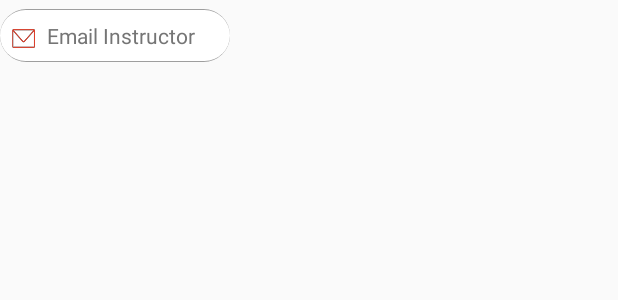
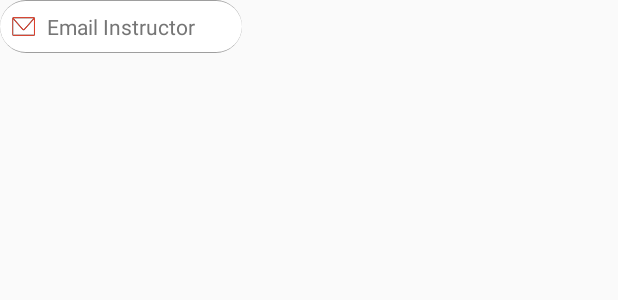
Before and after one commit to ryrency/CMPE277-Team-Zen-ChatBOT, an Android app: the layout suggestion_content_layout.xml on its own in the app's theme, with its tools: preview values and no code run, on a phone screen of 412 x 824 dp. Shown: the top 300 px of the screen. Run offline under Robolectric (Android 15) with nearby library versions, the phone set to English and light mode, and no system bars; network calls fail.

Commit message:
fixed gap between suggestion items , edit filter To Suggestion

```diff
--- a/app/src/main/java/edu/sjsu/zen/adapter/SuggestionsAdapter.java
+++ b/app/src/main/java/edu/sjsu/zen/adapter/SuggestionsAdapter.java
@@ -38,7 +38,7 @@ public class SuggestionsAdapter extends RecyclerView.Adapter<SuggestionsAdapter.
     public void setData(MessageResponse messageResponse) {
         this.messageResponse = messageResponse;
         this.suggestions.clear();
-        this.suggestions.addAll(messageResponse.getCategory().getSuggestions());
+        this.suggestions.addAll(messageResponse.getValidSuggestions());
     }
 
     @NonNull
--- a/app/src/main/java/edu/sjsu/zen/models/Category.java
+++ b/app/src/main/java/edu/sjsu/zen/models/Category.java
@@ -99,4 +99,6 @@ public enum Category {
     public List<Suggestion> getSuggestions() {
         return suggestions;
     }
+
+
 }
--- a/app/src/main/res/layout/item_message_chatbot.xml
+++ b/app/src/main/res/layout/item_message_chatbot.xml
@@ -5,7 +5,10 @@
     xmlns:tools="http://schemas.android.com/tools"
     android:layout_width="match_parent"
     android:layout_height="wrap_content"
-    android:padding="8dp">
+    android:paddingTop="16dp"
+    android:paddingRight="8dp"
+    android:paddingLeft="8dp"
+    android:paddingBottom="32dp">
 
     <ImageView
         android:id="@+id/chatbot_imageView"
--- a/app/src/main/res/layout/suggestion_content_layout.xml
+++ b/app/src/main/res/layout/suggestion_content_layout.xml
@@ -4,7 +4,7 @@
     android:layout_height="wrap_content"
     xmlns:app="http://schemas.android.com/apk/res-auto"
     android:clickable="true"
-    android:layout_marginTop="6dp"
+    android:padding="8dp"
     android:background="@drawable/button_back">
 
     <ImageView
@@ -12,11 +12,11 @@
         android:layout_width="15dp"
         android:layout_height="15dp"
         app:layout_constraintLeft_toLeftOf="parent"
-        android:layout_marginTop="12dp"
-        android:layout_marginStart="8dp"
+        android:layout_marginEnd="8dp"
         app:layout_constraintRight_toLeftOf="@id/suggestion_tv"
         android:src="@drawable/email_icon"
-        app:layout_constraintTop_toTopOf="parent"/>
+        app:layout_constraintTop_toTopOf="parent"
+        app:layout_constraintBottom_toBottomOf="parent"/>
 
     <TextView
         android:id="@+id/suggestion_tv"
@@ -27,7 +27,6 @@
         android:textSize="14dp"
         app:layout_constraintLeft_toLeftOf="parent"
         app:layout_constraintRight_toRightOf="parent"
-        android:paddingLeft="8dp"
-        android:paddingTop="8dp"
-        android:paddingBottom="8dp"/>
+        app:layout_constraintTop_toTopOf="parent"
+        app:layout_constraintBottom_toBottomOf="parent"/>
 </android.support.constraint.ConstraintLayout>
```
Also changed, not shown: app/src/main/java/edu/sjsu/zen/adapter/MessageAdapter.java (+16 -0 lines), app/src/main/java/edu/sjsu/zen/models/MessageResponse.java (+26 -1 lines), app/src/main/java/edu/sjsu/zen/ui/ChatRoom.java (+19 -22 lines), app/src/main/java/edu/sjsu/zen/utils/ScreenUtils.java (added, +14 -0 lines).
